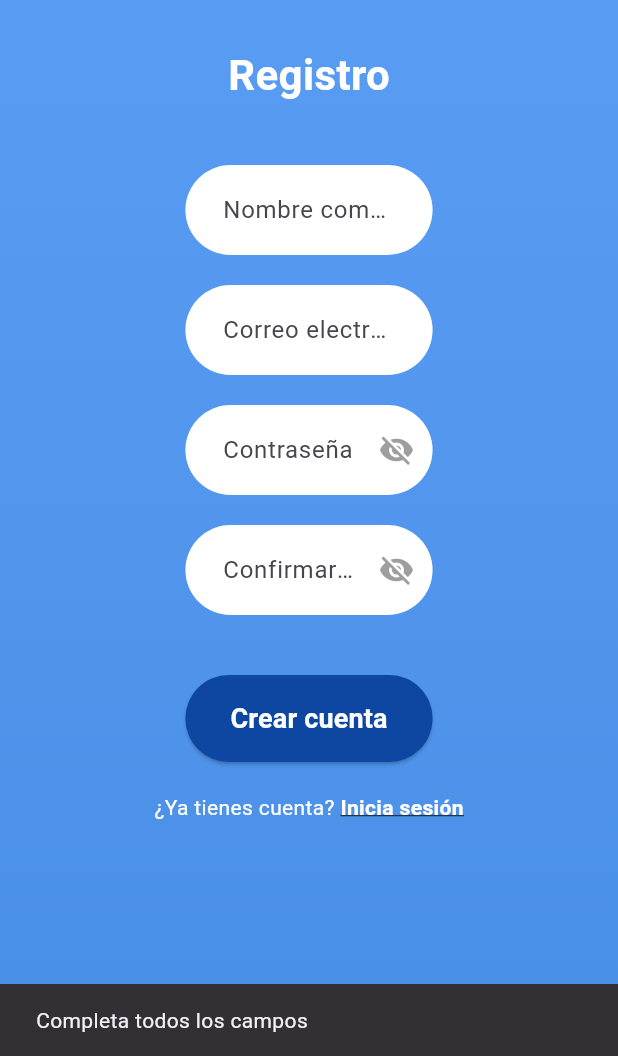
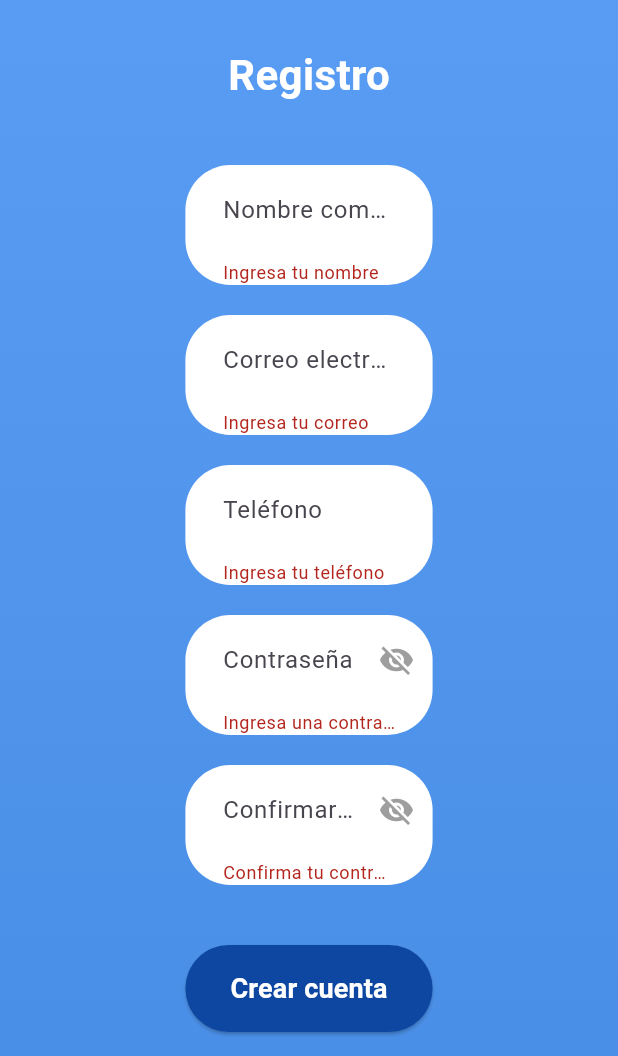
Before and after one commit to armandojamv3/YogoVitalApp, a Flutter app: the RegisterPage screen opened by its route, after a tap on "Crear cuenta", on a phone screen of 412 x 824 dp, the part 180-1236 px from its top. Run offline on Flutter 3.47's test engine with Material 3 defaults, Android fonts, the phone set to English and light mode, and no system bars; our stand-ins replace flutter_dotenv, flutter_secure_storage, supabase_flutter; accounts and stored records are empty.

Commit message:
Spring1 Completado

```diff
--- a/lib/data/repositories/auth_repository.dart
+++ b/lib/data/repositories/auth_repository.dart
@@ -12,12 +12,14 @@ class AuthRepository {
   Future<Map<String, dynamic>> register(
     String name,
     String email,
+    String phone,
     String password, {
     String? passwordConfirmation,
   }) async {
     return remote.register(
       name: name,
       email: email,
+      phone: phone,
       password: password,
       passwordConfirmation: passwordConfirmation,
     );
--- a/lib/presentation/pages/register/register_page.dart
+++ b/lib/presentation/pages/register/register_page.dart
@@ -11,10 +11,12 @@ class RegisterPage extends StatefulWidget {
 }
 
 class _RegisterPageState extends State<RegisterPage> {
+  final GlobalKey<FormState> _formKey = GlobalKey<FormState>();
   bool _obscurePassword = true;
   bool _obscureConfirmPassword = true;
   final TextEditingController _nameController = TextEditingController();
   final TextEditingController _emailController = TextEditingController();
+  final TextEditingController _phoneController = TextEditingController();
   final TextEditingController _passwordController = TextEditingController();
   final TextEditingController _confirmController = TextEditingController();
   bool _loading = false;
@@ -23,6 +25,7 @@ class _RegisterPageState extends State<RegisterPage> {
   void dispose() {
     _nameController.dispose();
     _emailController.dispose();
+    _phoneController.dispose();
     _passwordController.dispose();
     _confirmController.dispose();
     super.dispose();
@@ -47,14 +50,14 @@ class _RegisterPageState extends State<RegisterPage> {
         child: SafeArea(
           child: SingleChildScrollView(
             padding: const EdgeInsets.symmetric(horizontal: 40, vertical: 20),
+            child: Form(
+              key: _formKey,
+              autovalidateMode: AutovalidateMode.onUserInteraction,
               child: Column(
                 crossAxisAlignment: CrossAxisAlignment.center,
                 children: [
-                // Logo
                   Image.asset('assets/images/logo.png', height: 100),
                   const SizedBox(height: 30),
-
-                // Título
                   const Text(
                     'Registro',
                     style: TextStyle(
@@ -63,28 +66,30 @@ class _RegisterPageState extends State<RegisterPage> {
                       color: Colors.white,
                     ),
                   ),
-
                   const SizedBox(height: 40),
-
-                // Campo Nombre completo
-                // 2. Pasar el ancho deseado a las funciones de construcción
                   _buildTextField(
                     'Nombre completo',
                     desiredWidth,
                     controller: _nameController,
+                    validator: _requiredValidator('Ingresa tu nombre'),
                   ),
                   const SizedBox(height: 20),
-
-                // Campo Correo / Teléfono
                   _buildTextField(
                     'Correo electrónico',
                     desiredWidth,
                     controller: _emailController,
                     keyboardType: TextInputType.emailAddress,
+                    validator: _emailValidator,
                   ),
                   const SizedBox(height: 20),
-
-                // Campo Contraseña
+                  _buildTextField(
+                    'Teléfono',
+                    desiredWidth,
+                    controller: _phoneController,
+                    keyboardType: TextInputType.phone,
+                    validator: _requiredValidator('Ingresa tu teléfono'),
+                  ),
+                  const SizedBox(height: 20),
                   _buildPasswordField(
                     'Contraseña',
                     _obscurePassword,
@@ -93,12 +98,17 @@ class _RegisterPageState extends State<RegisterPage> {
                         _obscurePassword = !_obscurePassword;
                       });
                     },
-                  desiredWidth, // 2. Pasar el ancho deseado
+                    desiredWidth,
                     controller: _passwordController,
+                    validator: _passwordValidator,
+                    onChanged: (_) => setState(() {}),
+                    helperText:
+                        _passwordController.text.isNotEmpty &&
+                            _passwordController.text.length < 8
+                        ? 'La contraseña debe tener al menos 8 caracteres'
+                        : null,
                   ),
                   const SizedBox(height: 20),
-
-                // Campo Confirmar contraseña
                   _buildPasswordField(
                     'Confirmar contraseña',
                     _obscureConfirmPassword,
@@ -107,63 +117,52 @@ class _RegisterPageState extends State<RegisterPage> {
                         _obscureConfirmPassword = !_obscureConfirmPassword;
                       });
                     },
-                  desiredWidth, // 2. Pasar el ancho deseado
+                    desiredWidth,
                     controller: _confirmController,
+                    validator: _confirmValidator,
+                    onChanged: (_) => setState(() {}),
+                    helperText:
+                        _confirmController.text.isNotEmpty &&
+                            _confirmController.text != _passwordController.text
+                        ? 'Las contraseñas no coinciden'
+                        : null,
                   ),
-
                   const SizedBox(height: 40),
-
-                // Botón Crear cuenta
                   SizedBox(
-                  width:
-                      MediaQuery.of(context).size.width *
-                      0.4, // Ancho 40% del ancho de la pantalla
+                    width: MediaQuery.of(context).size.width * 0.4,
                     child: ElevatedButton(
                       onPressed: _loading
                           ? null
                           : () async {
+                              final form = _formKey.currentState;
+                              if (form == null || !form.validate()) {
+                                return;
+                              }
+
                               final repo = Provider.of<AuthRepository>(
                                 context,
                                 listen: false,
                               );
                               final name = _nameController.text.trim();
                               final email = _emailController.text.trim();
+                              final phone = _phoneController.text.trim();
                               final password = _passwordController.text;
-                            final confirm = _confirmController.text;
-                            if (name.isEmpty ||
-                                email.isEmpty ||
-                                password.isEmpty ||
-                                confirm.isEmpty) {
-                              ScaffoldMessenger.of(context).showSnackBar(
-                                const SnackBar(
-                                  content: Text('Completa todos los campos'),
-                                ),
-                              );
-                              return;
-                            }
-                            if (password != confirm) {
-                              ScaffoldMessenger.of(context).showSnackBar(
-                                const SnackBar(
-                                  content: Text('Las contraseñas no coinciden'),
-                                ),
-                              );
-                              return;
-                            }
+
                               setState(() => _loading = true);
                               try {
                                 final res = await repo.register(
                                   name,
                                   email,
+                                  phone,
                                   password,
                                 );
-                              // Mostrar diálogo indicando que se envió el correo de verificación.
                                 final token =
                                     res['verification_token'] as String?;
                                 if (!context.mounted) return;
                                 await showDialog(
                                   context: context,
                                   builder: (dialogContext) => AlertDialog(
-                                  title: const Text('Registro iniciado'),
+                                    title: const Text('Registro exitoso'),
                                     content: Text(
                                       token != null
                                           ? 'Hemos enviado un correo a $email. Revisa tu bandeja (o usa este token en modo DEV): $token'
@@ -179,7 +178,10 @@ class _RegisterPageState extends State<RegisterPage> {
                                   ),
                                 );
                                 if (!context.mounted) return;
-                              Navigator.pushReplacementNamed(context, '/login');
+                                Navigator.pushReplacementNamed(
+                                  context,
+                                  '/login',
+                                );
                               } catch (e) {
                                 if (!context.mounted) return;
                                 String msg = 'Error al registrar';
@@ -238,10 +240,7 @@ class _RegisterPageState extends State<RegisterPage> {
                             ),
                     ),
                   ),
-
                   const SizedBox(height: 20),
-
-                // Texto "¿Ya tienes cuenta? Inicia sesión"
                   Row(
                     mainAxisAlignment: MainAxisAlignment.center,
                     children: [
@@ -269,6 +268,7 @@ class _RegisterPageState extends State<RegisterPage> {
             ),
           ),
         ),
+      ),
     );
   }
 
@@ -279,6 +279,7 @@ class _RegisterPageState extends State<RegisterPage> {
     double width, {
     TextEditingController? controller,
     TextInputType? keyboardType,
+    String? Function(String?)? validator,
   }) {
     return Container(
       width: width, // 3. Usar el ancho pasado
@@ -286,9 +287,11 @@ class _RegisterPageState extends State<RegisterPage> {
         color: Colors.white,
         borderRadius: BorderRadius.circular(30),
       ),
-      child: TextField(
+      child: TextFormField(
         controller: controller,
         keyboardType: keyboardType,
+        validator: validator,
+        autovalidateMode: AutovalidateMode.onUserInteraction,
         decoration: InputDecoration(
           border: InputBorder.none,
           hintText: hint,
@@ -307,6 +310,9 @@ class _RegisterPageState extends State<RegisterPage> {
     VoidCallback onToggle,
     double width, {
     TextEditingController? controller,
+    String? Function(String?)? validator,
+    ValueChanged<String>? onChanged,
+    String? helperText,
   }) {
     return Container(
       width: width, // 3. Usar el ancho pasado
@@ -314,12 +320,16 @@ class _RegisterPageState extends State<RegisterPage> {
         color: Colors.white,
         borderRadius: BorderRadius.circular(30),
       ),
-      child: TextField(
+      child: TextFormField(
         controller: controller,
         obscureText: obscure,
+        validator: validator,
+        onChanged: onChanged,
+        autovalidateMode: AutovalidateMode.onUserInteraction,
         decoration: InputDecoration(
           border: InputBorder.none,
           hintText: hint,
+          helperText: helperText,
           contentPadding: const EdgeInsets.symmetric(
             horizontal: 25,
             vertical: 18,
@@ -335,4 +345,47 @@ class _RegisterPageState extends State<RegisterPage> {
       ),
     );
   }
+
+  String? Function(String?) _requiredValidator(String message) {
+    return (value) {
+      if (value == null || value.trim().isEmpty) {
+        return message;
       }
+      return null;
+    };
+  }
+
+  String? _emailValidator(String? value) {
+    final text = value?.trim() ?? '';
+    if (text.isEmpty) {
+      return 'Ingresa tu correo';
+    }
+    final emailRegex = RegExp(r'^[^\s@]+@[^\s@]+\.[^\s@]+$');
+    if (!emailRegex.hasMatch(text)) {
+      return 'Ingresa un correo válido';
+    }
+    return null;
+  }
+
+  String? _passwordValidator(String? value) {
+    final text = value ?? '';
+    if (text.isEmpty) {
+      return 'Ingresa una contraseña';
+    }
+    if (text.length < 8) {
+      return 'La contraseña debe tener al menos 8 caracteres';
+    }
+    return null;
+  }
+
+  String? _confirmValidator(String? value) {
+    final text = value ?? '';
+    if (text.isEmpty) {
+      return 'Confirma tu contraseña';
+    }
+    if (text != _passwordController.text) {
+      return 'Las contraseñas no coinciden';
+    }
+    return null;
+  }
+}
```
Also changed, not shown: backend/lib/services/auth_service.dart (+13 -25 lines), lib/data/datasources/auth_remote_datasource.dart (+7 -1 lines), 4 other files. Lines whose indentation alone changed are shown as unchanged.
